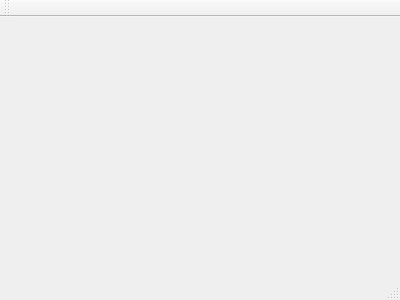
First picture: the form in mainwindow.ui, repository CuriousCrow/polymorph-sql, before the edit.
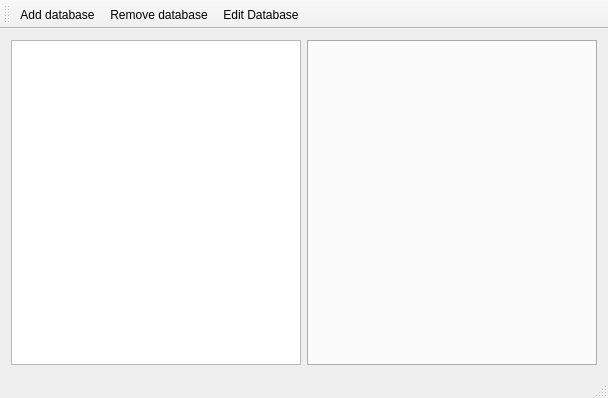
Second picture: the form after the edit. Icons and pictures are not drawn.

Commit message: ConnectionEditDialog, LSqlTreeModel, TableBrowserWindow, Icons

What changed in the file:
```diff
--- a/mainwindow.ui
+++ b/mainwindow.ui
@@ -6,14 +6,51 @@
    <rect>
     <x>0</x>
     <y>0</y>
-    <width>400</width>
-    <height>300</height>
+    <width>608</width>
+    <height>398</height>
    </rect>
   </property>
   <property name="windowTitle">
    <string>Demalex manager</string>
   </property>
-  <widget class="QWidget" name="centralWidget"/>
+  <widget class="QWidget" name="centralWidget">
+   <layout class="QHBoxLayout" name="horizontalLayout">
+    <item>
+     <widget class="QTreeView" name="tvDatabaseStructure">
+      <property name="iconSize">
+       <size>
+        <width>16</width>
+        <height>16</height>
+       </size>
+      </property>
+      <attribute name="headerVisible">
+       <bool>false</bool>
+      </attribute>
+     </widget>
+    </item>
+    <item>
+     <widget class="QSplitter" name="splitter">
+      <property name="orientation">
+       <enum>Qt::Horizontal</enum>
+      </property>
+      <widget class="QTabWidget" name="tabWidget">
+       <property name="sizePolicy">
+        <sizepolicy hsizetype="Expanding" vsizetype="Expanding">
+         <horstretch>1</horstretch>
+         <verstretch>0</verstretch>
+        </sizepolicy>
+       </property>
+       <property name="tabPosition">
+        <enum>QTabWidget::South</enum>
+       </property>
+       <property name="currentIndex">
+        <number>-1</number>
+       </property>
+      </widget>
+     </widget>
+    </item>
+   </layout>
+  </widget>
   <widget class="QMenuBar" name="menuBar">
    <property name="geometry">
     <rect>
@@ -31,8 +68,44 @@
    <attribute name="toolBarBreak">
     <bool>false</bool>
    </attribute>
+   <addaction name="aAddDatabase"/>
+   <addaction name="aRemoveDatabase"/>
+   <addaction name="aEditDatabase"/>
   </widget>
   <widget class="QStatusBar" name="statusBar"/>
+  <action name="aAddDatabase">
+   <property name="icon">
+    <iconset resource="icons.qrc">
+     <normaloff>:/icons/database_add.png</normaloff>:/icons/database_add.png</iconset>
+   </property>
+   <property name="text">
+    <string>Add database</string>
+   </property>
+   <property name="toolTip">
+    <string>Add database connection</string>
+   </property>
+  </action>
+  <action name="aRemoveDatabase">
+   <property name="icon">
+    <iconset resource="icons.qrc">
+     <normaloff>:/icons/database_delete.png</normaloff>:/icons/database_delete.png</iconset>
+   </property>
+   <property name="text">
+    <string>Remove database</string>
+   </property>
+   <property name="toolTip">
+    <string>Unregister database connection</string>
+   </property>
+  </action>
+  <action name="aEditDatabase">
+   <property name="icon">
+    <iconset resource="icons.qrc">
+     <normaloff>:/icons/database_edit.png</normaloff>:/icons/database_edit.png</iconset>
+   </property>
+   <property name="text">
+    <string>Edit Database</string>
+   </property>
+  </action>
  </widget>
  <layoutdefault spacing="6" margin="11"/>
  <resources/>
```
Left out of the diff: 8 changed lines with no effect on the pictures. The commit also changes 28 other files.
